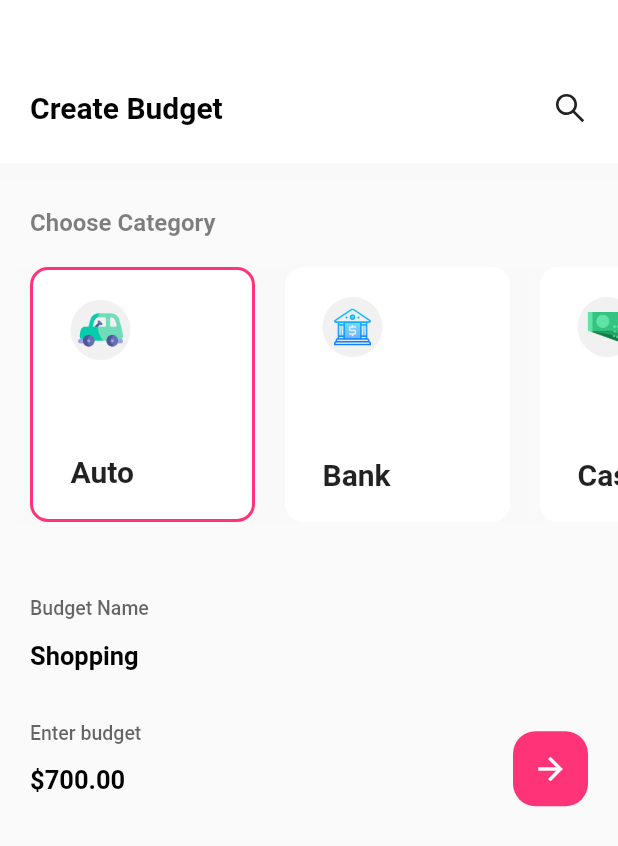
After one commit to prabhunath111/budget_tracker, a Flutter app: the CreateBudgetPage screen opened directly, on a phone screen of 412 x 824 dp. The commit adds this screen. Shown: the top 846 px of the screen. Run offline on Flutter 3.47's test engine with Material 2 defaults, Android fonts, the phone set to English and light mode, and no system bars; our stand-ins replace animated_bottom_navigation_bar, fl_chart, flutter_icons.

Commit message:
created create budget  page

```diff
--- /dev/null
+++ b/lib/pages/create_page.dart
@@ -0,0 +1,209 @@
+import 'package:budget_tracker/json/create_budget_json.dart';
+import 'package:budget_tracker/theme/colors.dart';
+import 'package:flutter/material.dart';
+import 'package:flutter_icons/flutter_icons.dart';
+
+class CreateBudgetPage extends StatefulWidget {
+  @override
+  _CreateBudgetPageState createState() => _CreateBudgetPageState();
+}
+
+class _CreateBudgetPageState extends State<CreateBudgetPage> {
+  int activeCategory = 0;
+  TextEditingController _budgetName = TextEditingController(text: "Shopping");
+  TextEditingController _budgetCost = TextEditingController(text: "\$700.00");
+
+  @override
+  Widget build(BuildContext context) {
+    return Scaffold(
+      backgroundColor: grey.withOpacity(0.05),
+      body: getBody(),
+    );
+  }
+
+  Widget getBody() {
+    var size = MediaQuery.of(context).size;
+    return SingleChildScrollView(
+      child: Column(
+        crossAxisAlignment: CrossAxisAlignment.start,
+        children: [
+          Container(
+            decoration: BoxDecoration(
+              color: white,
+              boxShadow: [
+                BoxShadow(
+                    color: grey.withOpacity(0.01),
+                    spreadRadius: 10,
+                    blurRadius: 3),
+              ],
+            ),
+            child: Padding(
+              padding: const EdgeInsets.only(
+                  left: 20.0, right: 20, top: 60, bottom: 25),
+              child: Row(
+                mainAxisAlignment: MainAxisAlignment.spaceBetween,
+                children: [
+                  Text(
+                    'Create Budget',
+                    style: TextStyle(
+                      fontSize: 20,
+                      fontWeight: FontWeight.bold,
+                      color: black,
+                    ),
+                  ),
+                  Icon(AntDesign.search1)
+                ],
+              ),
+            ),
+          ),
+          SizedBox(height: 30),
+          Padding(
+            padding: const EdgeInsets.only(left: 20.0, right: 20),
+            child: Text(
+              'Choose Category',
+              style: TextStyle(
+                  fontSize: 16,
+                  fontWeight: FontWeight.bold,
+                  color: black.withOpacity(0.5)),
+            ),
+          ),
+          SizedBox(height: 20),
+          SingleChildScrollView(
+            scrollDirection: Axis.horizontal,
+            child: Row(
+              children: List.generate(categories.length, (index) {
+                return GestureDetector(
+                  onTap: () {
+                    setState(() {
+                      activeCategory = index;
+                    });
+                  },
+                  child: Padding(
+                    padding: const EdgeInsets.only(left: 10.0),
+                    child: Container(
+                      margin: EdgeInsets.only(left: 10),
+                      width: 150,
+                      height: 170,
+                      decoration: BoxDecoration(
+                          border: Border.all(
+                              color: activeCategory == index
+                                  ? primary
+                                  : Colors.transparent,
+                              width: activeCategory == index ? 2 : 0),
+                          borderRadius: BorderRadius.circular(12),
+                          color: white,
+                          boxShadow: [
+                            BoxShadow(
+                                color: grey.withOpacity(0.01),
+                                spreadRadius: 10,
+                                blurRadius: 3)
+                          ]),
+                      child: Padding(
+                        padding: const EdgeInsets.only(
+                            left: 25.0, right: 25, bottom: 20, top: 20),
+                        child: Column(
+                          mainAxisAlignment: MainAxisAlignment.spaceBetween,
+                          crossAxisAlignment: CrossAxisAlignment.start,
+                          children: [
+                            Container(
+                              width: 40,
+                              height: 40,
+                              decoration: BoxDecoration(
+                                  shape: BoxShape.circle,
+                                  color: grey.withOpacity(0.15)),
+                              child: Center(
+                                  child: Image.asset(
+                                categories[index]['icon'],
+                                width: 30,
+                                height: 30,
+                                fit: BoxFit.cover,
+                              )),
+                            ),
+                            Text(
+                              categories[index]['name'],
+                              style: TextStyle(
+                                  fontWeight: FontWeight.bold, fontSize: 20),
+                            )
+                          ],
+                        ),
+                      ),
+                    ),
+                  ),
+                );
+              }),
+            ),
+          ),
+          SizedBox(height: 50),
+          Padding(
+            padding: const EdgeInsets.only(left: 20.0, right: 20),
+            child: Column(
+              crossAxisAlignment: CrossAxisAlignment.start,
+              children: [
+                Text(
+                  'Budget Name',
+                  style: TextStyle(
+                      fontSize: 13,
+                      fontWeight: FontWeight.w500,
+                      color: black.withOpacity(0.6)),
+                ),
+                TextField(
+                  controller: _budgetName,
+                  cursorColor: black,
+                  style: TextStyle(
+                    fontSize: 17,
+                    fontWeight: FontWeight.bold,
+                    color: black,
+                  ),
+                  decoration: InputDecoration(
+                      border: InputBorder.none, hintText: 'Enter Budget Name'),
+                ),
+                SizedBox(height: 20),
+                Row(
+                  mainAxisAlignment: MainAxisAlignment.spaceBetween,
+                  children: [
+                    Container(
+                      width: size.width - 140,
+                      child: Column(
+                        crossAxisAlignment: CrossAxisAlignment.start,
+                        children: [
+                          Text(
+                            'Enter budget',
+                            style: TextStyle(
+                                fontSize: 13,
+                                fontWeight: FontWeight.w500,
+                                color: black.withOpacity(0.6)),
+                          ),
+                          TextField(
+                            controller: _budgetCost,
+                            cursorColor: black,
+                            style: TextStyle(
+                              fontSize: 17,
+                              fontWeight: FontWeight.bold,
+                              color: black,
+                            ),
+                            decoration: InputDecoration(
+                                border: InputBorder.none, hintText: 'Enter Budget Cost'),
+                          ),
+                        ],
+                      ),
+                    ),
+                    SizedBox(width: 20),
+                    Container(
+                      width: 50,
+                      height: 50,
+                      decoration: BoxDecoration(
+                        color: primary,
+                        borderRadius: BorderRadius.circular(15)
+                      ),
+                      child: Icon(Icons.arrow_forward, color: white,),
+                    )
+                  ],
+                )
+              ],
+            ),
+          )
+        ],
+      ),
+    );
+  }
+}
--- a/lib/pages/root_app.dart
+++ b/lib/pages/root_app.dart
@@ -1,4 +1,5 @@
 import 'package:animated_bottom_navigation_bar/animated_bottom_navigation_bar.dart';
+import 'package:budget_tracker/pages/create_page.dart';
 import 'package:budget_tracker/pages/daily_page.dart';
 import 'package:budget_tracker/pages/stats_page.dart';
 import 'package:budget_tracker/theme/colors.dart';
@@ -49,11 +50,7 @@ class _RootAppState extends State<RootApp> {
               'Profile Page'
           ),
         ),
-        Center(
-          child: Text(
-              'Create budget  Page'
-          ),
-        ),
+        CreateBudgetPage(),
       ],
     );
 
```
